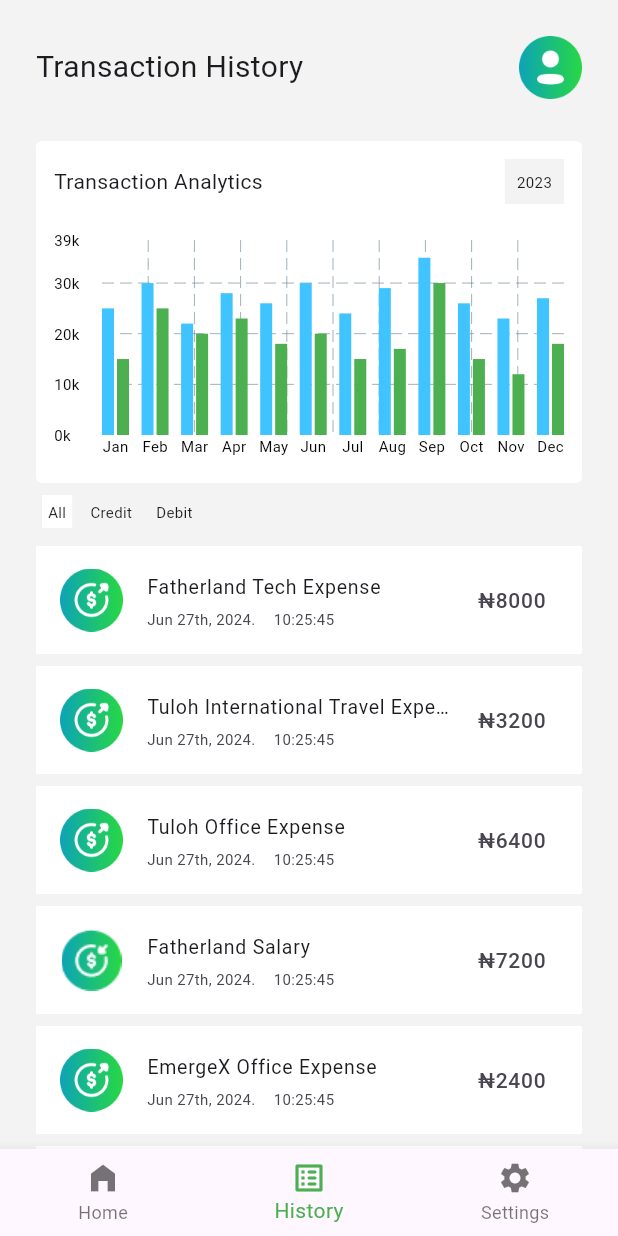
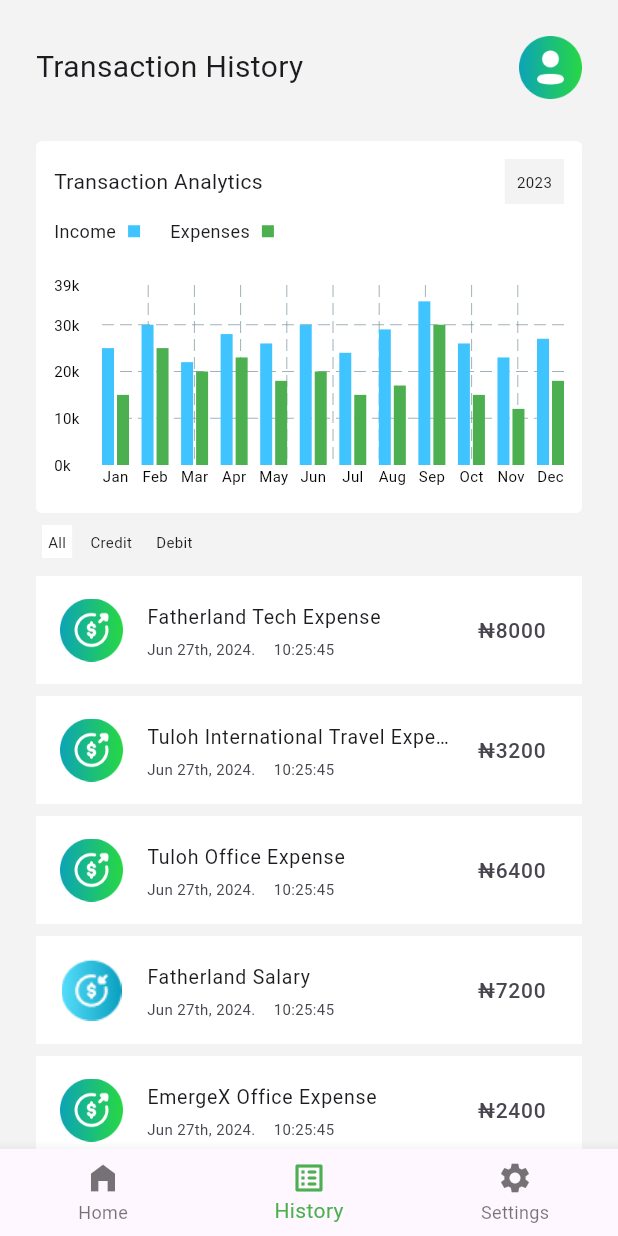
Before and after one commit to olumuyiwaa/fatherland-money, a Flutter app: the screen it shows after launch, item 2 of the bottom bar chosen, on a phone screen of 412 x 824 dp. Run offline on Flutter 3.47's test engine with Material 3 defaults, Android fonts, the phone set to English and light mode, and no system bars; drawn by our look-alikes of fl_chart.

Commit message:
"Removed hardcoded data from AnalyticsWidget usage in HomePage and TransactionLog, and moved it to AnalyticsWidget class. Renamed 'analytics_widget.dart' to 'Analytics_widget.dart'."

```diff
--- a/lib/pages/home_page.dart
+++ b/lib/pages/home_page.dart
@@ -3,7 +3,7 @@ import '../pages/bank_statement.dart';
 import '../pages/manage_expenditures.dart';
 import '../pages/money_remitance.dart';
 import '../pages/money_transfer_page.dart';
-import '../utilities/analytics_widget.dart';
+import '../utilities/Analytics_widget.dart';
 import '../utilities/expenditure_widget.dart';
 import '../utilities/category_card.dart';
 import '../utilities/transation_history_card.dart';
@@ -241,36 +241,8 @@ class HomePage extends StatelessWidget {
           height: 20,
         ),
         ExpenditureWidget(),
-        AnalyticsWidget(
-          incomes: [
-            25000,
-            30000,
-            22000,
-            28000,
-            26000,
-            30000,
-            24000,
-            29000,
-            35000,
-            26000,
-            23000,
-            27000,
-          ],
-          expenditures: [
-            15000,
-            25000,
-            20000,
-            23000,
-            18000,
-            20000,
-            15000,
-            17000,
-            30000,
-            15000,
-            12000,
-            18000,
-          ],
-        ),
+        AnalyticsWidget(),
+
         Padding(
           padding: EdgeInsets.only(top: 12, bottom: 12),
           child: Text(
--- a/lib/pages/transaction_log.dart
+++ b/lib/pages/transaction_log.dart
@@ -47,36 +47,7 @@ class TransactionLog extends StatelessWidget {
         SizedBox(
           height: 24,
         ),
-        AnalyticsWidget(
-          incomes: [
-            25000,
-            30000,
-            22000,
-            28000,
-            26000,
-            30000,
-            24000,
-            29000,
-            35000,
-            26000,
-            23000,
-            27000,
-          ],
-          expenditures: [
-            15000,
-            25000,
-            20000,
-            23000,
-            18000,
-            20000,
-            15000,
-            17000,
-            30000,
-            15000,
-            12000,
-            18000,
-          ],
-        ),
+        AnalyticsWidget(),
         Container(
           padding: EdgeInsets.all(4),
           color: Color.fromARGB(255, 243, 243, 243),
--- a/lib/utilities/Analytics_widget.dart
+++ b/lib/utilities/Analytics_widget.dart
@@ -3,15 +3,37 @@ import 'package:flutter/material.dart';
 import 'package:fl_chart/fl_chart.dart';
 
 class AnalyticsWidget extends StatelessWidget {
-  final List<double> incomes;
-  final List<double> expenditures;
+  final List<double> incomes = [
+    25000,
+    30000,
+    22000,
+    28000,
+    26000,
+    30000,
+    24000,
+    29000,
+    35000,
+    26000,
+    23000,
+    27000,
+  ];
+  final List<double> expenditures = [
+    15000,
+    25000,
+    20000,
+    23000,
+    18000,
+    20000,
+    15000,
+    17000,
+    30000,
+    15000,
+    12000,
+    18000,
+  ];
 
   // Constructor to accept incomes and expenditures
-  const AnalyticsWidget({
-    super.key,
-    required this.incomes,
-    required this.expenditures,
-  });
+ AnalyticsWidget({super.key});
 
   @override
   Widget build(BuildContext context) {
@@ -20,7 +42,7 @@ class AnalyticsWidget extends StatelessWidget {
       child: Column(
         children: [
           Container(
-            height: 228,
+            height: 248,
             padding: EdgeInsets.only(top: 12, left: 12, right: 12),
             decoration: BoxDecoration(
               borderRadius: BorderRadius.circular(4),
@@ -51,9 +73,45 @@ class AnalyticsWidget extends StatelessWidget {
                     ),
                   ],
                 ),
+                Row(
+                  children: [
+                    Row(
+                      children: [
+                        Text(
+                          'Income',
+                          style: TextStyle(fontSize: 12),
+                        ),
+                        SizedBox(width: 8),
+                        Container(
+                          width: 8,
+                          height: 8,
+                          color: Colors.lightBlueAccent,
+                        )
+                      ],
+                    ),
+                    SizedBox(width: 20),
+                    Row(
+                      children: [
+                        Text(
+                          'Expenses',
+                          style: TextStyle(fontSize: 12),
+                        ),
+                        SizedBox(width: 8),
+                        Container(
+                          width: 8,
+                          height: 8,
+                          color: Colors.green,
+                        )
+                      ],
+                    ),
+                  ],
+                ),
+                SizedBox(
+                  height: 8,
+                ),
                 // Bar chart container
                 SizedBox(
-                  height: 162,
+                  height: 152,
                   child: BarChart(
                     BarChartData(
                       // Generating the bar groups for the chart
@@ -66,7 +124,6 @@ class AnalyticsWidget extends StatelessWidget {
                               // Convert the value to thousands and append 'k'
                               String formattedValue =
                                   '${(value / 1000).toStringAsFixed(0)}k';
-
                               return Text(
                                 formattedValue,
                                 style: TextStyle(
```
Also changed, not shown: assets/icon-5.png.
